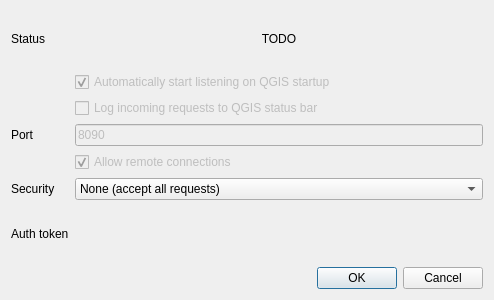
First picture: the form in network_api_dialog_base.ui, repository franzoni315/QGISNetworkAPI, before the edit.
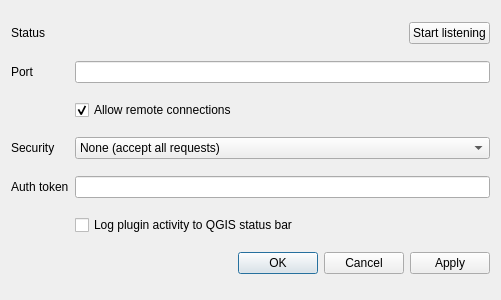
Second picture: the form after the edit.

Commit message: Adding plugin config class to dialog

Diff of the .ui file:
```diff
--- a/network_api_dialog_base.ui
+++ b/network_api_dialog_base.ui
@@ -6,7 +6,7 @@
    <rect>
     <x>0</x>
     <y>0</y>
-    <width>494</width>
+    <width>501</width>
     <height>300</height>
    </rect>
   </property>
@@ -14,70 +14,72 @@
    <string>Network API</string>
   </property>
   <layout class="QGridLayout" name="gridLayout">
+   <item row="0" column="1">
+    <widget class="QLabel" name="label_status">
+     <property name="text">
+      <string>Status</string>
+     </property>
+    </widget>
+   </item>
    <item row="0" column="2">
-    <widget class="QLabel" name="label_4">
+    <widget class="QLabel" name="status">
+     <property name="sizePolicy">
+      <sizepolicy hsizetype="Expanding" vsizetype="Preferred">
+       <horstretch>0</horstretch>
+       <verstretch>0</verstretch>
+      </sizepolicy>
+     </property>
      <property name="text">
-      <string>TODO</string>
+      <string/>
      </property>
      <property name="alignment">
       <set>Qt::AlignCenter</set>
      </property>
     </widget>
    </item>
-   <item row="0" column="1">
-    <widget class="QLabel" name="label_3">
-     <property name="text">
-      <string>Status</string>
+   <item row="0" column="3">
+    <widget class="QPushButton" name="toggle">
+     <property name="sizePolicy">
+      <sizepolicy hsizetype="Fixed" vsizetype="Fixed">
+       <horstretch>0</horstretch>
+       <verstretch>0</verstretch>
+      </sizepolicy>
      </property>
-    </widget>
-   </item>
-   <item row="1" column="2">
-    <widget class="QCheckBox" name="checkBox_autostart">
-     <property name="enabled">
-      <bool>false</bool>
-     </property>
      <property name="text">
-      <string>Automatically start listening on QGIS startup</string>
+      <string>Start listening</string>
      </property>
-     <property name="checked">
+     <property name="checkable">
       <bool>true</bool>
      </property>
-    </widget>
-   </item>
-   <item row="2" column="2">
-    <widget class="QCheckBox" name="checkBox">
-     <property name="enabled">
+     <property name="checked">
       <bool>false</bool>
      </property>
-     <property name="text">
-      <string>Log incoming requests to QGIS status bar</string>
+     <property name="flat">
+      <bool>false</bool>
      </property>
     </widget>
    </item>
-   <item row="3" column="1">
-    <widget class="QLabel" name="label">
+   <item row="1" column="1">
+    <widget class="QLabel" name="label_port">
      <property name="text">
       <string>Port</string>
      </property>
     </widget>
    </item>
-   <item row="3" column="2">
-    <widget class="QLineEdit" name="lineEdit">
+   <item row="1" column="2" colspan="2">
+    <widget class="QLineEdit" name="port">
      <property name="enabled">
-      <bool>false</bool>
+      <bool>true</bool>
      </property>
      <property name="inputMethodHints">
       <set>Qt::ImhDigitsOnly</set>
      </property>
-     <property name="text">
-      <string>8090</string>
-     </property>
     </widget>
    </item>
-   <item row="4" column="2">
-    <widget class="QCheckBox" name="checkBox_remote">
+   <item row="2" column="2" colspan="2">
+    <widget class="QCheckBox" name="remote_connections">
      <property name="enabled">
-      <bool>false</bool>
+      <bool>true</bool>
      </property>
      <property name="text">
       <string>Allow remote connections</string>
@@ -87,15 +89,15 @@
      </property>
     </widget>
    </item>
-   <item row="5" column="1">
-    <widget class="QLabel" name="label_2">
+   <item row="3" column="1">
+    <widget class="QLabel" name="label_security">
      <property name="text">
       <string>Security</string>
      </property>
     </widget>
    </item>
-   <item row="5" column="2">
-    <widget class="QComboBox" name="comboBox">
+   <item row="3" column="2" colspan="2">
+    <widget class="QComboBox" name="security">
      <property name="autoFillBackground">
       <bool>false</bool>
      </property>
@@ -116,20 +118,37 @@
      </item>
     </widget>
    </item>
-   <item row="6" column="1">
+   <item row="4" column="1">
     <widget class="QLabel" name="label_auth">
      <property name="text">
       <string>Auth token</string>
      </property>
     </widget>
    </item>
-   <item row="7" column="1" colspan="2">
-    <widget class="QDialogButtonBox" name="button_box">
+   <item row="4" column="2" colspan="2">
+    <widget class="QLineEdit" name="auth">
+     <property name="enabled">
+      <bool>true</bool>
+     </property>
+    </widget>
+   </item>
+   <item row="5" column="2" colspan="2">
+    <widget class="QCheckBox" name="log">
+     <property name="enabled">
+      <bool>true</bool>
+     </property>
+     <property name="text">
+      <string>Log plugin activity to QGIS status bar</string>
+     </property>
+    </widget>
+   </item>
+   <item row="6" column="1" colspan="3">
+    <widget class="QDialogButtonBox" name="buttons">
      <property name="orientation">
       <enum>Qt::Horizontal</enum>
      </property>
      <property name="standardButtons">
-      <set>QDialogButtonBox::Cancel|QDialogButtonBox::Ok</set>
+      <set>QDialogButtonBox::Cancel|QDialogButtonBox::Apply|QDialogButtonBox::Ok</set>
      </property>
     </widget>
    </item>
```
Left out of the diff: 4 changed lines with no effect on the pictures. The commit also changes 2 other files.
